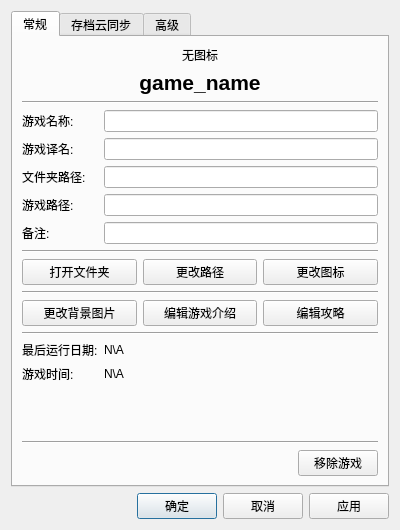
The window that ui/AttributesW.ui (cfwnico/cfwGameLauncher) describes before a commit, drawn with Qt 5.
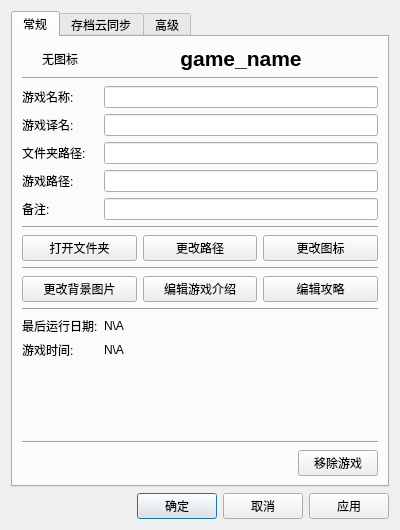
The same window after the commit.

Commit message: add icon proc

What changed in the file:
```diff
--- a/ui/AttributesW.ui
+++ b/ui/AttributesW.ui
@@ -76,17 +76,73 @@
       <layout class="QGridLayout" name="gridLayout_5">
        <item row="0" column="0" colspan="2">
         <layout class="QGridLayout" name="gridLayout_2">
+         <item row="9" column="0" colspan="2">
+          <widget class="Line" name="line_2">
+           <property name="orientation">
+            <enum>Qt::Horizontal</enum>
+           </property>
+          </widget>
+         </item>
+         <item row="5" column="0">
+          <widget class="QLabel" name="label_3">
+           <property name="text">
+            <string>游戏译名:</string>
+           </property>
+          </widget>
+         </item>
+         <item row="5" column="1">
+          <widget class="QLineEdit" name="nick_name_edit"/>
+         </item>
+         <item row="7" column="0">
+          <widget class="QLabel" name="label_6">
+           <property name="text">
+            <string>游戏路径:</string>
+           </property>
+          </widget>
+         </item>
          <item row="14" column="0">
-          <widget class="QLabel" name="label_8">
+          <widget class="QLabel" name="label">
            <property name="text">
-            <string>游戏时间:</string>
+            <string>最后运行日期:</string>
            </property>
           </widget>
          </item>
          <item row="4" column="1">
-          <widget class="QLineEdit" name="nick_name_edit"/>
+          <widget class="QLineEdit" name="game_name_edit"/>
          </item>
-         <item row="9" column="0" colspan="2">
+         <item row="12" column="0" colspan="2">
+          <layout class="QHBoxLayout" name="horizontalLayout_4">
+           <item>
+            <widget class="QPushButton" name="change_bg_btn">
+             <property name="text">
+              <string>更改背景图片</string>
+             </property>
+            </widget>
+           </item>
+           <item>
+            <widget class="QPushButton" name="edit_metadata_btn">
+             <property name="text">
+              <string>编辑游戏介绍</string>
+             </property>
+            </widget>
+           </item>
+           <item>
+            <widget class="QPushButton" name="edit_txt_btn">
+             <property name="text">
+              <string>编辑攻略</string>
+             </property>
+            </widget>
+           </item>
+          </layout>
+         </item>
+         <item row="8" column="0">
+          <widget class="QLabel" name="label_7">
+           <property name="text">
+            <string>备注:</string>
+           </property>
+          </widget>
+         </item>
+         <item row="10" column="0" colspan="2">
           <layout class="QHBoxLayout" name="horizontalLayout">
            <item>
             <widget class="QPushButton" name="open_folder_btn">
@@ -111,31 +167,14 @@
            </item>
           </layout>
          </item>
-         <item row="10" column="0" colspan="2">
-          <widget class="Line" name="line_3">
-           <property name="orientation">
-            <enum>Qt::Horizontal</enum>
-           </property>
-          </widget>
-         </item>
-         <item row="13" column="1">
-          <widget class="QLabel" name="last_run_label">
+         <item row="15" column="0">
+          <widget class="QLabel" name="label_8">
            <property name="text">
-            <string>N\A</string>
+            <string>游戏时间:</string>
            </property>
           </widget>
          </item>
-         <item row="5" column="0">
-          <widget class="QLabel" name="label_4">
-           <property name="text">
-            <string>文件夹路径:</string>
-           </property>
-          </widget>
-         </item>
-         <item row="3" column="1">
-          <widget class="QLineEdit" name="game_name_edit"/>
-         </item>
-         <item row="15" column="0" colspan="2">
+         <item row="16" column="0" colspan="2">
           <spacer name="verticalSpacer">
            <property name="orientation">
             <enum>Qt::Vertical</enum>
@@ -148,70 +187,44 @@
            </property>
           </spacer>
          </item>
-         <item row="0" column="0" colspan="2">
-          <widget class="QLabel" name="icon_label">
+         <item row="4" column="0">
+          <widget class="QLabel" name="label_2">
            <property name="text">
-            <string>无图标</string>
+            <string>游戏名称:</string>
            </property>
-           <property name="alignment">
-            <set>Qt::AlignCenter</set>
-           </property>
           </widget>
          </item>
-         <item row="1" column="0" colspan="2">
-          <widget class="QLabel" name="game_name_label">
-           <property name="font">
-            <font>
-             <pointsize>16</pointsize>
-             <bold>true</bold>
-            </font>
-           </property>
-           <property name="text">
-            <string>game_name</string>
-           </property>
-           <property name="alignment">
-            <set>Qt::AlignCenter</set>
-           </property>
-           <property name="wordWrap">
-            <bool>true</bool>
-           </property>
-          </widget>
-         </item>
-         <item row="7" column="1">
-          <widget class="QLineEdit" name="ps_edit"/>
-         </item>
          <item row="6" column="1">
+          <widget class="QLineEdit" name="game_folder_edit"/>
+         </item>
+         <item row="3" column="0" colspan="2">
+          <widget class="Line" name="line">
+           <property name="orientation">
+            <enum>Qt::Horizontal</enum>
+           </property>
+          </widget>
+         </item>
+         <item row="7" column="1">
           <widget class="QLineEdit" name="exe_path_edit"/>
          </item>
-         <item row="7" column="0">
-          <widget class="QLabel" name="label_7">
-           <property name="text">
-            <string>备注:</string>
-           </property>
-          </widget>
-         </item>
-         <item row="8" column="0" colspan="2">
-          <widget class="Line" name="line_2">
-           <property name="orientation">
-            <enum>Qt::Horizontal</enum>
-           </property>
-          </widget>
-         </item>
-         <item row="12" column="0" colspan="2">
+         <item row="13" column="0" colspan="2">
           <widget class="Line" name="line_4">
            <property name="orientation">
             <enum>Qt::Horizontal</enum>
            </property>
           </widget>
          </item>
-         <item row="13" column="0">
-          <widget class="QLabel" name="label">
+         <item row="8" column="1">
+          <widget class="QLineEdit" name="ps_edit"/>
+         </item>
+         <item row="6" column="0">
+          <widget class="QLabel" name="label_4">
            <property name="text">
-            <string>最后运行日期:</string>
+            <string>文件夹路径:</string>
            </property>
           </widget>
          </item>
-         <item row="17" column="0" colspan="2">
+         <item row="18" column="0" colspan="2">
           <layout class="QHBoxLayout" name="horizontalLayout_5">
            <item>
             <spacer name="horizontalSpacer_2">
@@ -235,76 +248,63 @@
            </item>
           </layout>
          </item>
-         <item row="5" column="1">
-          <widget class="QLineEdit" name="game_folder_edit"/>
-         </item>
-         <item row="2" column="0" colspan="2">
-          <widget class="Line" name="line">
-           <property name="orientation">
-            <enum>Qt::Horizontal</enum>
-           </property>
-          </widget>
-         </item>
-         <item row="4" column="0">
-          <widget class="QLabel" name="label_3">
-           <property name="text">
-            <string>游戏译名:</string>
-           </property>
-          </widget>
-         </item>
-         <item row="11" column="0" colspan="2">
-          <layout class="QHBoxLayout" name="horizontalLayout_4">
-           <item>
-            <widget class="QPushButton" name="change_bg_btn">
-             <property name="text">
-              <string>更改背景图片</string>
-             </property>
-            </widget>
-           </item>
-           <item>
-            <widget class="QPushButton" name="edit_metadata_btn">
-             <property name="text">
-              <string>编辑游戏介绍</string>
-             </property>
-            </widget>
-           </item>
-           <item>
-            <widget class="QPushButton" name="edit_txt_btn">
-             <property name="text">
-              <string>编辑攻略</string>
-             </property>
-            </widget>
-           </item>
-          </layout>
-         </item>
-         <item row="14" column="1">
+         <item row="15" column="1">
           <widget class="QLabel" name="total_time_label">
            <property name="text">
             <string>N\A</string>
            </property>
           </widget>
          </item>
-         <item row="6" column="0">
-          <widget class="QLabel" name="label_6">
+         <item row="14" column="1">
+          <widget class="QLabel" name="last_run_label">
            <property name="text">
-            <string>游戏路径:</string>
+            <string>N\A</string>
            </property>
           </widget>
          </item>
-         <item row="3" column="0">
-          <widget class="QLabel" name="label_2">
-           <property name="text">
-            <string>游戏名称:</string>
-           </property>
-          </widget>
-         </item>
-         <item row="16" column="0" colspan="2">
+         <item row="17" column="0" colspan="2">
           <widget class="Line" name="line_7">
            <property name="orientation">
             <enum>Qt::Horizontal</enum>
            </property>
           </widget>
          </item>
+         <item row="11" column="0" colspan="2">
+          <widget class="Line" name="line_3">
+           <property name="orientation">
+            <enum>Qt::Horizontal</enum>
+           </property>
+          </widget>
+         </item>
+         <item row="2" column="1">
+          <widget class="QLabel" name="game_name_label">
+           <property name="font">
+            <font>
+             <pointsize>16</pointsize>
+             <bold>true</bold>
+            </font>
+           </property>
+           <property name="text">
+            <string>game_name</string>
+           </property>
+           <property name="alignment">
+            <set>Qt::AlignCenter</set>
+           </property>
+           <property name="wordWrap">
+            <bool>true</bool>
+           </property>
+          </widget>
+         </item>
+         <item row="2" column="0">
+          <widget class="QLabel" name="icon_label">
+           <property name="text">
+            <string>无图标</string>
+           </property>
+           <property name="alignment">
+            <set>Qt::AlignCenter</set>
+           </property>
+          </widget>
+         </item>
         </layout>
        </item>
       </layout>
```
The commit also changes 6 other files.
